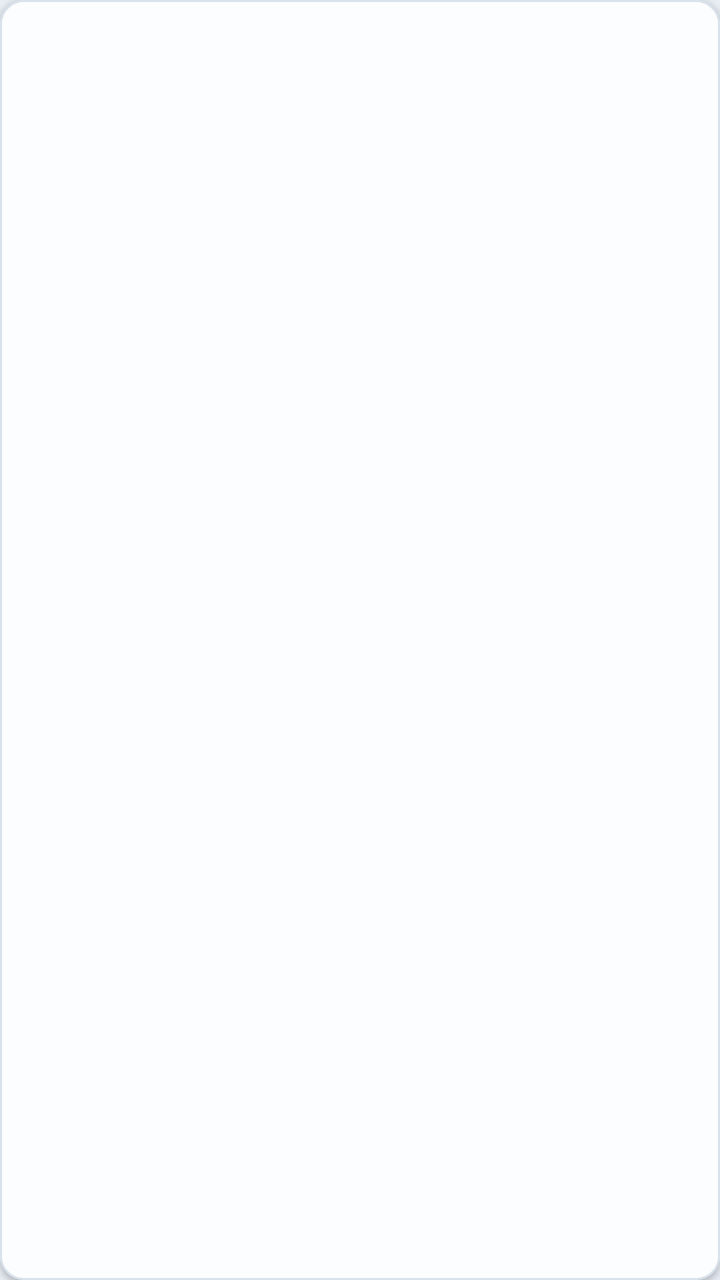
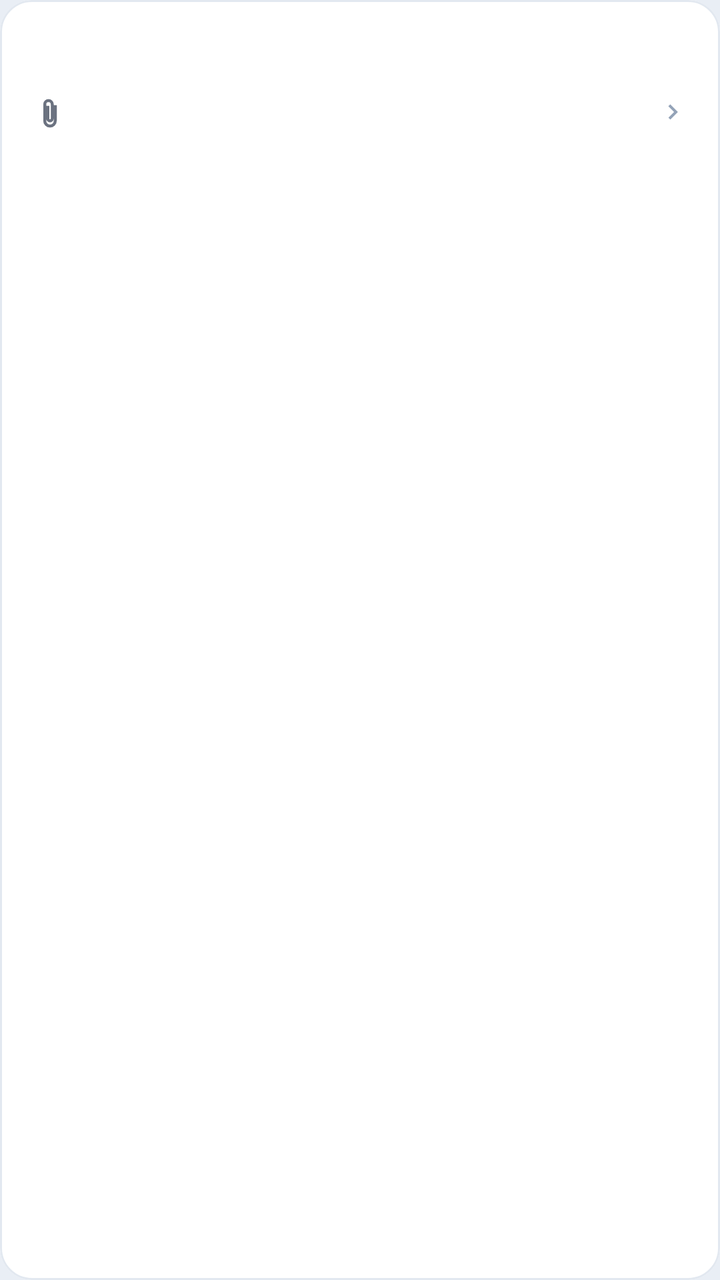

Before-and-after screenshots of an Android layout around one commit, followed by the original layout XML and the change that was made.
<!-- AndroidManifest.xml: application theme Theme.Tfgincidenciasfront -->
<!-- res/layout/item_attachment.xml -->
<?xml version="1.0" encoding="utf-8"?>
<com.google.android.material.card.MaterialCardView
    xmlns:android="http://schemas.android.com/apk/res/android"
    xmlns:app="http://schemas.android.com/apk/res-auto"
    android:layout_width="match_parent"
    android:layout_height="wrap_content"
    android:layout_margin="8dp"
    app:cardCornerRadius="12dp"
    app:cardElevation="2dp">

    <LinearLayout
        android:layout_width="match_parent"
        android:layout_height="wrap_content"
        android:orientation="vertical"
        android:padding="12dp">

        <TextView
            android:id="@+id/tvFileName"
            android:layout_width="wrap_content"
            android:layout_height="wrap_content"
            android:textStyle="bold" />

        <TextView
            android:id="@+id/tvType"
            android:layout_width="wrap_content"
            android:layout_height="wrap_content"
            android:layout_marginTop="4dp" />

        <TextView
            android:id="@+id/tvUploadedBy"
            android:layout_width="wrap_content"
            android:layout_height="wrap_content"
            android:layout_marginTop="4dp" />
        <TextView
            android:id="@+id/tvCreatedAt"
            android:layout_width="wrap_content"
            android:layout_height="wrap_content"
            android:layout_marginTop="4dp"
            android:textSize="12sp" />

    </LinearLayout>

</com.google.android.material.card.MaterialCardView>
<!-- resources referenced by this layout -->
<resources>
  <style name="Theme.Tfgincidenciasfront" parent="Base.Theme.Tfgincidenciasfront" />
  <color name="primary">#1E3A8A</color>
  <color name="onPrimary">#FFFFFF</color>
  <color name="primary_container">#E8EEF9</color>
  <color name="background">#E9EEF5</color>
  <color name="surface">#FFFFFF</color>
  <color name="surfaceVariant">#F7F9FC</color>
  <color name="onSurface">#111827</color>
  <color name="secondaryText">#6B7280</color>
  <color name="stroke_soft">#E2E8F0</color>
  <style name="AppCard">
          <item name="cardCornerRadius">@dimen/card_radius</item>
          <item name="cardElevation">2dp</item>
          <item name="strokeColor">@color/stroke_card</item>
          <item name="strokeWidth">@dimen/card_stroke_width</item>
          <item name="cardBackgroundColor">@color/surface_elevated</item>
      </style>
  <dimen name="card_radius">20dp</dimen>
  <color name="stroke_card">#D9E2EC</color>
  <dimen name="card_stroke_width">1dp</dimen>
  <color name="surface_elevated">#FCFDFE</color>
  <!-- unchanged entries left out for length: 1 -->
</resources>

<!-- the commit's change to res/layout/item_attachment.xml (unified diff, before → after) -->
@@ -1,43 +1,71 @@
 <?xml version="1.0" encoding="utf-8"?>
-<com.google.android.material.card.MaterialCardView
-    xmlns:android="http://schemas.android.com/apk/res/android"
+<com.google.android.material.card.MaterialCardView xmlns:android="http://schemas.android.com/apk/res/android"
     xmlns:app="http://schemas.android.com/apk/res-auto"
+    style="@style/AppCardSoft"
     android:layout_width="match_parent"
     android:layout_height="wrap_content"
-    android:layout_margin="8dp"
-    app:cardCornerRadius="12dp"
-    app:cardElevation="2dp">
+    android:layout_marginTop="@dimen/spacing_sm"
+    android:layout_marginBottom="@dimen/spacing_xs"
+    app:cardBackgroundColor="@color/surface"
+    app:strokeColor="@color/stroke_soft">
 
     <LinearLayout
         android:layout_width="match_parent"
         android:layout_height="wrap_content"
-        android:orientation="vertical"
-        android:padding="12dp">
+        android:gravity="center_vertical"
+        android:orientation="horizontal"
+        android:padding="@dimen/card_padding">
 
-        <TextView
-            android:id="@+id/tvFileName"
-            android:layout_width="wrap_content"
+        <ImageView
+            android:layout_width="18dp"
+            android:layout_height="18dp"
+            android:contentDescription="null"
+            android:src="@drawable/ic_notification_attachment"
+            android:tint="@color/badge_attachment" />
+
+        <LinearLayout
+            android:layout_width="0dp"
             android:layout_height="wrap_content"
-            android:textStyle="bold" />
+            android:layout_marginStart="@dimen/spacing_md"
+            android:layout_weight="1"
+            android:orientation="vertical">
 
-        <TextView
-            android:id="@+id/tvType"
-            android:layout_width="wrap_content"
-            android:layout_height="wrap_content"
-            android:layout_marginTop="4dp" />
+            <TextView
+                android:id="@+id/tvFileName"
+                style="@style/TextBody"
+                android:layout_width="match_parent"
+                android:layout_height="wrap_content"
+                android:maxLines="2"
+                android:textStyle="bold" />
 
-        <TextView
-            android:id="@+id/tvUploadedBy"
-            android:layout_width="wrap_content"
-            android:layout_height="wrap_content"
-            android:layout_marginTop="4dp" />
-        <TextView
-            android:id="@+id/tvCreatedAt"
-            android:layout_width="wrap_content"
-            android:layout_height="wrap_content"
-            android:layout_marginTop="4dp"
-            android:textSize="12sp" />
+            <TextView
+                android:id="@+id/tvType"
+                style="@style/TextSecondary"
+                android:layout_width="wrap_content"
+                android:layout_height="wrap_content"
+                android:layout_marginTop="2dp" />
 
+            <TextView
+                android:id="@+id/tvUploadedBy"
+                style="@style/TextSecondary"
+                android:layout_width="wrap_content"
+                android:layout_height="wrap_content"
+                android:layout_marginTop="2dp" />
+
+            <TextView
+                android:id="@+id/tvCreatedAt"
+                style="@style/TextSmall"
+                android:layout_width="wrap_content"
+                android:layout_height="wrap_content"
+                android:layout_marginTop="@dimen/spacing_xs" />
+        </LinearLayout>
+
+        <ImageView
+            android:layout_width="16dp"
+            android:layout_height="16dp"
+            android:contentDescription="null"
+            android:src="@drawable/ic_chevron_right_simple"
+            android:tint="@color/text_muted" />
     </LinearLayout>
 
 </com.google.android.material.card.MaterialCardView>
<!-- resource entries referenced after the edit -->
@@ -1,14 +1,62 @@
 <!-- resources referenced by this layout -->
 <resources>
+  <color name="badge_attachment">#6B7280</color>
   <style name="Theme.Tfgincidenciasfront" parent="Base.Theme.Tfgincidenciasfront" />
+  <dimen name="card_radius_sm">16dp</dimen>
   <color name="primary">#1E3A8A</color>
   <color name="onPrimary">#FFFFFF</color>
   <color name="primary_container">#E8EEF9</color>
   <color name="background">#E9EEF5</color>
   <color name="surface">#FFFFFF</color>
+  <color name="text_muted">#94A3B8</color>
+  <dimen name="card_padding">16dp</dimen>
+  <dimen name="spacing_md">12dp</dimen>
+  <dimen name="spacing_sm">8dp</dimen>
+  <dimen name="spacing_xs">4dp</dimen>
+  <!-- drawable ic_chevron_right_simple (drawable) -->
+  <vector xmlns:android="http://schemas.android.com/apk/res/android"
+      android:width="24dp"
+      android:height="24dp"
+      android:viewportWidth="24"
+      android:viewportHeight="24">
+      <path
+          android:fillColor="#000000"
+          android:pathData="M9.29,6.71L13.58,11L9.29,15.29L10.71,16.71L16.41,11L10.71,5.29L9.29,6.71Z" />
+  </vector>
+  <!-- drawable ic_notification_attachment (drawable) -->
+  <vector xmlns:android="http://schemas.android.com/apk/res/android"
+      android:width="24dp"
+      android:height="24dp"
+      android:viewportWidth="24"
+      android:viewportHeight="24">
+      <path
+          android:fillColor="#000000"
+          android:pathData="M16.5,6.5V17A4.5,4.5 0 0,1 7.5,17V6A3.5,3.5 0 0,1 14.5,6V15.5A2.5,2.5 0 0,1 9.5,15.5V7H11.5V15.5A0.5,0.5 0 0,0 12.5,15.5V6A1.5,1.5 0 0,0 9.5,6V17A2.5,2.5 0 0,0 14.5,17V6.5H16.5Z" />
+  </vector>
+  <style name="AppCardSoft">
+          <item name="cardCornerRadius">@dimen/card_radius_sm</item>
+          <item name="cardElevation">0dp</item>
+          <item name="strokeColor">@color/stroke_soft</item>
+          <item name="strokeWidth">@dimen/card_stroke_width</item>
+          <item name="cardBackgroundColor">@color/surfaceVariant</item>
+      </style>
+  <style name="TextBody">
+          <item name="android:textSize">@dimen/text_body</item>
+          <item name="android:textColor">@color/onSurface</item>
+      </style>
+  <style name="TextSecondary">
+          <item name="android:textSize">@dimen/text_body</item>
+          <item name="android:textColor">@color/secondaryText</item>
+      </style>
+  <style name="TextSmall">
+          <item name="android:textSize">@dimen/text_small</item>
+          <item name="android:textColor">@color/secondaryText</item>
+      </style>
   <color name="surfaceVariant">#F7F9FC</color>
+  <dimen name="text_body">14sp</dimen>
   <color name="onSurface">#111827</color>
   <color name="secondaryText">#6B7280</color>
+  <dimen name="text_small">12sp</dimen>
   <color name="stroke_soft">#E2E8F0</color>
   <style name="AppCard">
           <item name="cardCornerRadius">@dimen/card_radius</item>
